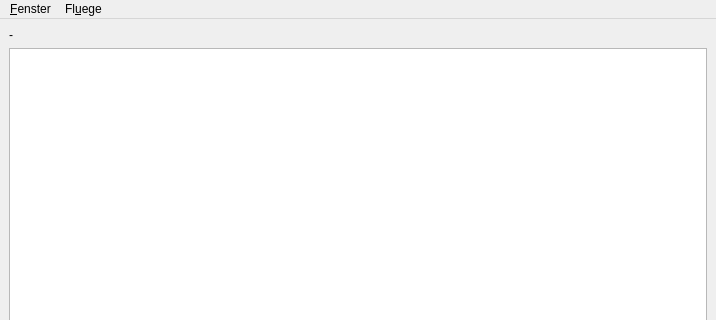
Qt form src/gui/windows/objectList/FlightListWindow.ui (startkladde/startkladde) before a commit; both pictures show x 0 to 716 and y 0 to 320 of the 716 by 600 pixel window.
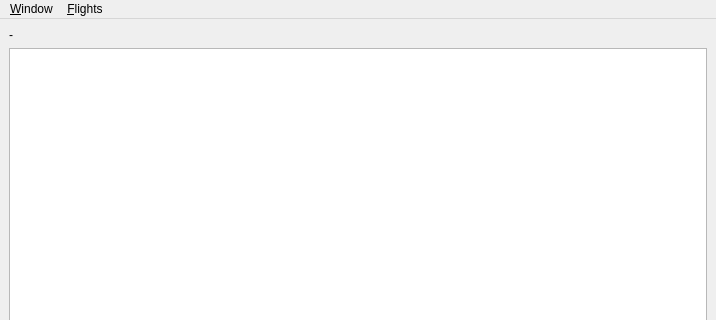
The same form after that commit. Custom widgets are drawn as their Qt base class.

Diff of the .ui file:
```diff
--- a/src/gui/windows/objectList/FlightListWindow.ui
+++ b/src/gui/windows/objectList/FlightListWindow.ui
@@ -71,18 +71,18 @@
      <x>0</x>
      <y>0</y>
      <width>716</width>
-     <height>25</height>
+     <height>21</height>
     </rect>
    </property>
    <widget class="QMenu" name="menuFenster">
     <property name="title">
-     <string>&amp;Fenster</string>
+     <string>&amp;Window</string>
     </property>
     <addaction name="actionClose"/>
    </widget>
    <widget class="QMenu" name="menuFl_uege">
     <property name="title">
-     <string>Fl&amp;uege</string>
+     <string>&amp;Flights</string>
     </property>
     <addaction name="actionSelectDate"/>
     <addaction name="actionRefresh"/>
```
Left out of the diff: 10 changed lines with no effect on the pictures.
